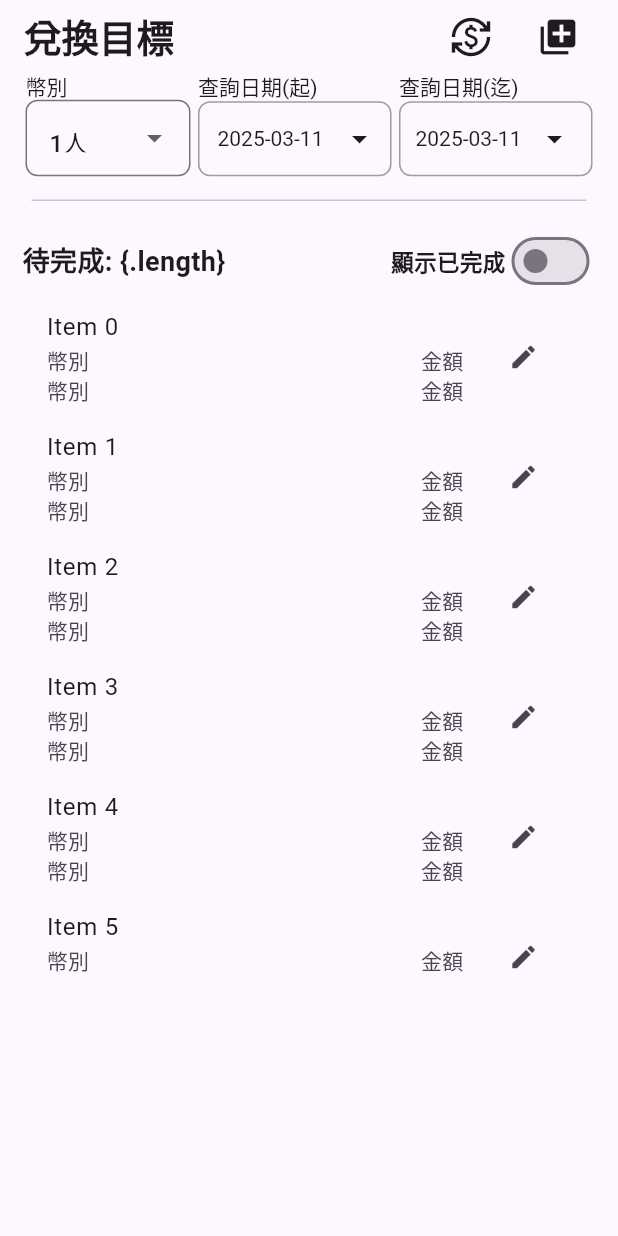
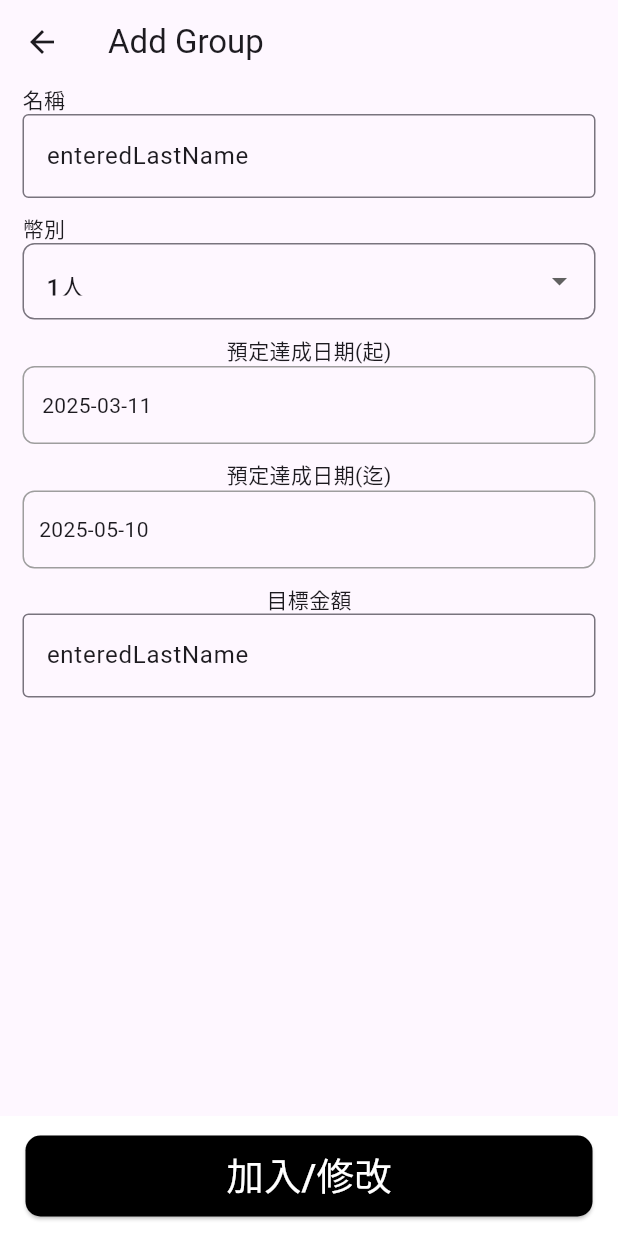
Before and after one commit to Ching-Yu-Lu/flutter_exchangeamountmanagement, a Flutter app: the screen it shows after launch, after a tap on the "add to photos" icon, on a phone screen of 412 x 824 dp. Run offline on Flutter 3.47's test engine with Material 3 defaults, Android fonts, the phone set to English and light mode, and no system bars; our stand-ins replace flutter_riverpod.

Commit message:
畫面物件加入

```diff
--- /dev/null
+++ b/lib/screens/addrategroup_screen.dart
@@ -0,0 +1,250 @@
+import 'package:flutter/material.dart';
+import 'package:flutter_riverpod/flutter_riverpod.dart';
+
+class AddrategroupScreen extends ConsumerStatefulWidget {
+  const AddrategroupScreen({super.key});
+
+  @override
+  ConsumerState<ConsumerStatefulWidget> createState() =>
+      AddrategroupScreenState();
+}
+
+class AddrategroupScreenState extends ConsumerState<AddrategroupScreen> {
+  int numberOfPeople = 1;
+  int pickerRangeDays = 720;
+  DateTime selectedDateBeg = DateTime.now().add(const Duration(days: -30));
+  DateTime selectedDateEnd = DateTime.now().add(const Duration(days: 30));
+  @override
+  Widget build(BuildContext context) {
+    return Scaffold(
+      appBar: AppBar(
+        title: const Text('Add Group'),
+      ),
+      body: Padding(
+        padding: EdgeInsets.only(left: 15, right: 15),
+        child: Column(
+          children: [
+            Row(
+              children: [
+                Expanded(
+                    child: Column(
+                  crossAxisAlignment: CrossAxisAlignment.start,
+                  children: [
+                    Text('名稱'),
+                    TextFormField(
+                      initialValue: 'enteredLastName',
+                      // border
+                      decoration: const InputDecoration(
+                        border: OutlineInputBorder(),
+                      ),
+                      onChanged: (value) {
+                        setState(() {
+                          //enteredLastName = value;
+                        });
+                      },
+                    ),
+                  ],
+                ))
+              ],
+            ),
+            SizedBox(height: 10),
+            Row(
+              children: [
+                Expanded(
+                    child: Column(
+                  crossAxisAlignment: CrossAxisAlignment.start,
+                  children: [
+                    Text('幣別'),
+                    SizedBox(
+                      height: 51,
+                      child: DropdownButtonFormField(
+                        value: numberOfPeople,
+                        decoration: // rouned all borders
+                            InputDecoration(
+                          border: OutlineInputBorder(
+                            borderRadius: BorderRadius.circular(8),
+                          ),
+                        ),
+                        items: // 0 to 6
+                            List.generate(
+                          7,
+                          (index) => DropdownMenuItem(
+                            value: index + 1,
+                            child: Text('${index + 1}人'),
+                          ),
+                        ),
+                        onChanged: (v) {
+                          setState(() {
+                            numberOfPeople = v as int;
+                          });
+                          // wait 1 second
+                          Future.delayed(Duration(seconds: 1), () {
+                            setState(() {});
+                          });
+                        },
+                      ),
+                    ) // */
+                  ],
+                ))
+              ],
+            ),
+            SizedBox(height: 10),
+            Row(
+              children: [
+                Expanded(
+                    child: Column(
+                  children: [
+                    Text('預定達成日期(起)'),
+                    InkWell(
+                      onTap: () {
+                        showDatePicker(
+                          context: context,
+                          initialDate: selectedDateBeg,
+                          firstDate: DateTime.now()
+                              .add(Duration(days: -pickerRangeDays)),
+                          lastDate: DateTime.now()
+                              .add(Duration(days: pickerRangeDays)),
+                        ).then((value) {
+                          if (value != null) {
+                            setState(() {
+                              selectedDateBeg = value;
+                            });
+                            // wait 1 second
+                            Future.delayed(Duration(seconds: 1), () {
+                              setState(() {});
+                            });
+                          }
+                        });
+                      },
+                      child: Container(
+                        decoration: // rouned all borders
+                            BoxDecoration(
+                          border: Border.all(
+                            color: Colors.grey,
+                            width: 1,
+                          ),
+                          borderRadius: BorderRadius.circular(8),
+                        ),
+                        child: Row(
+                          children: [
+                            Padding(
+                              padding: const EdgeInsets.symmetric(
+                                  horizontal: 12, vertical: 15),
+                              child: Text(
+                                '${selectedDateBeg.year}-${selectedDateBeg.month.toString().padLeft(2, '0')}-${selectedDateBeg.day.toString().padLeft(2, '0')}',
+                                style: TextStyle(fontSize: 14),
+                              ),
+                            ),
+                          ],
+                        ),
+                      ),
+                    ),
+                  ],
+                ))
+              ],
+            ),
+            SizedBox(height: 10),
+            Row(
+              children: [
+                Expanded(
+                    child: Column(
+                  children: [
+                    Text('預定達成日期(迄)'),
+                    InkWell(
+                      onTap: () {
+                        showDatePicker(
+                          context: context,
+                          initialDate: selectedDateEnd,
+                          firstDate: DateTime.now()
+                              .add(Duration(days: -pickerRangeDays)),
+                          lastDate: DateTime.now()
+                              .add(Duration(days: pickerRangeDays)),
+                        ).then((value) {
+                          if (value != null) {
+                            setState(() {
+                              selectedDateEnd = value;
+                            });
+                            // wait 1 second
+                            Future.delayed(Duration(seconds: 1), () {
+                              setState(() {});
+                            });
+                          }
+                        });
+                      },
+                      child: Container(
+                        decoration: // rouned all borders
+                            BoxDecoration(
+                          border: Border.all(
+                            color: Colors.grey,
+                            width: 1,
+                          ),
+                          borderRadius: BorderRadius.circular(8),
+                        ),
+                        child: Row(
+                          children: [
+                            Padding(
+                              padding: const EdgeInsets.symmetric(
+                                  horizontal: 10, vertical: 15),
+                              child: Text(
+                                '${selectedDateEnd.year}-${selectedDateEnd.month.toString().padLeft(2, '0')}-${selectedDateEnd.day.toString().padLeft(2, '0')}',
+                                style: TextStyle(fontSize: 14),
+                              ),
+                            ),
+                          ],
+                        ),
+                      ),
+                    ), //
+                  ],
+                ))
+              ],
+            ),
+            SizedBox(height: 10),
+            Row(
+              children: [
+                Expanded(
+                    child: Column(
+                  children: [
+                    Text('目標金額'),
+                    TextFormField(
+                      initialValue: 'enteredLastName',
+                      // border
+                      decoration: const InputDecoration(
+                        border: OutlineInputBorder(),
+                      ),
+                      onChanged: (value) {
+                        setState(() {
+                          //enteredLastName = value;
+                        });
+                      },
+                    ),
+                  ],
+                ))
+              ],
+            )
+          ],
+        ),
+      ),
+      /* 固定在底部按鈕 */
+      bottomNavigationBar: BottomAppBar(
+        color: Colors.white,
+        child: Padding(
+          padding: const EdgeInsets.all(1.0),
+          child: ElevatedButton(
+            style: ElevatedButton.styleFrom(
+              backgroundColor: Colors.black,
+              shape: RoundedRectangleBorder(
+                // 設定圓角矩形邊框圓角半徑
+                borderRadius: BorderRadius.circular(10.0),
+              ),
+            ),
+            child: Text(
+              '加入/修改',
+              style: TextStyle(color: Colors.white, fontSize: 25),
+            ),
+            onPressed: () {},
+          ),
+        ),
+      ),
+    );
+  }
+}
--- a/lib/screens/home_screen.dart
+++ b/lib/screens/home_screen.dart
@@ -1,4 +1,7 @@
 import 'package:flutter/material.dart';
+import 'package:flutter_exchangeamountmanagement/screens/addrategroup_screen.dart';
+import 'package:flutter_exchangeamountmanagement/screens/exchangerate_screen.dart';
+import 'package:flutter_exchangeamountmanagement/screens/modifygroupcontent_screen.dart';
 
 class HomeScreen extends StatefulWidget {
   const HomeScreen({super.key});
@@ -31,15 +34,31 @@ class HomeScreenState extends State<HomeScreen> {
                     )),
                     Row(
                       children: [
+                        /* 兌換倍率資料頁面按鈕 */
                         IconButton(
-                            onPressed: () {},
+                            onPressed: () {
+                              Navigator.of(context).push(
+                                MaterialPageRoute(
+                                  builder: (context) =>
+                                      const ExchangerateScreen(),
+                                ),
+                              );
+                            },
                             icon: Icon(
                               Icons.currency_exchange,
                               size: 28,
                             )),
                         SizedBox(width: 10),
+                        /* 群組新增頁面按鈕 */
                         IconButton(
-                            onPressed: () {},
+                            onPressed: () {
+                              Navigator.of(context).push(
+                                MaterialPageRoute(
+                                  builder: (context) =>
+                                      const AddrategroupScreen(),
+                                ),
+                              );
+                            },
                             icon: Icon(
                               Icons.add_to_photos,
                               size: 28,
@@ -144,8 +163,6 @@ class HomeScreenState extends State<HomeScreen> {
                                         style: TextStyle(fontSize: 14),
                                       ),
                                     ),
-                                    // arrow down icon
-                                    Icon(Icons.arrow_drop_down),
                                   ],
                                 ),
                               ),
@@ -202,8 +219,6 @@ class HomeScreenState extends State<HomeScreen> {
                                         style: TextStyle(fontSize: 14),
                                       ),
                                     ),
-                                    // arrow down icon
-                                    Icon(Icons.arrow_drop_down),
                                   ],
                                 ),
                               ),
@@ -214,6 +229,7 @@ class HomeScreenState extends State<HomeScreen> {
                     ],
                   ),
                 ),
+                /* 灰色格線 */
                 Padding(
                   padding:
                       const EdgeInsets.symmetric(horizontal: 5, vertical: 8),
@@ -270,22 +286,28 @@ class HomeScreenState extends State<HomeScreen> {
                                 mainAxisAlignment:
                                     MainAxisAlignment.spaceBetween,
                                 children: [
-                                  Text("幣別"),
-                                  Text("金額"),
+                                  Text("預定日期: 2025-01-01 ~ 2025-06-01"),
                                 ],
                               ),
                               Row(
                                 mainAxisAlignment:
                                     MainAxisAlignment.spaceBetween,
                                 children: [
-                                  Text("幣別"),
-                                  Text("金額"),
+                                  Text("目標金額: 10000/100000(10%) JPY"),
                                 ],
                               ),
                             ],
                           ),
                           trailing: IconButton(
-                              onPressed: () {},
+                              onPressed: () {
+                                Navigator.of(context).push(
+                                  MaterialPageRoute(
+                                    builder: (context) =>
+                                        ModifygroupcontentScreen(
+                                            groupID: index),
+                                  ),
+                                );
+                              },
                               icon: Icon(
                                 Icons.edit,
                                 size: 20,
```
Also changed, not shown: lib/screens/exchangerate_screen.dart (added, +61 -0 lines), lib/screens/modifygroupcontent_screen.dart (added, +146 -0 lines), lib/screens/modifygroupcontentdtl_screen.dart (added, +197 -0 lines).
